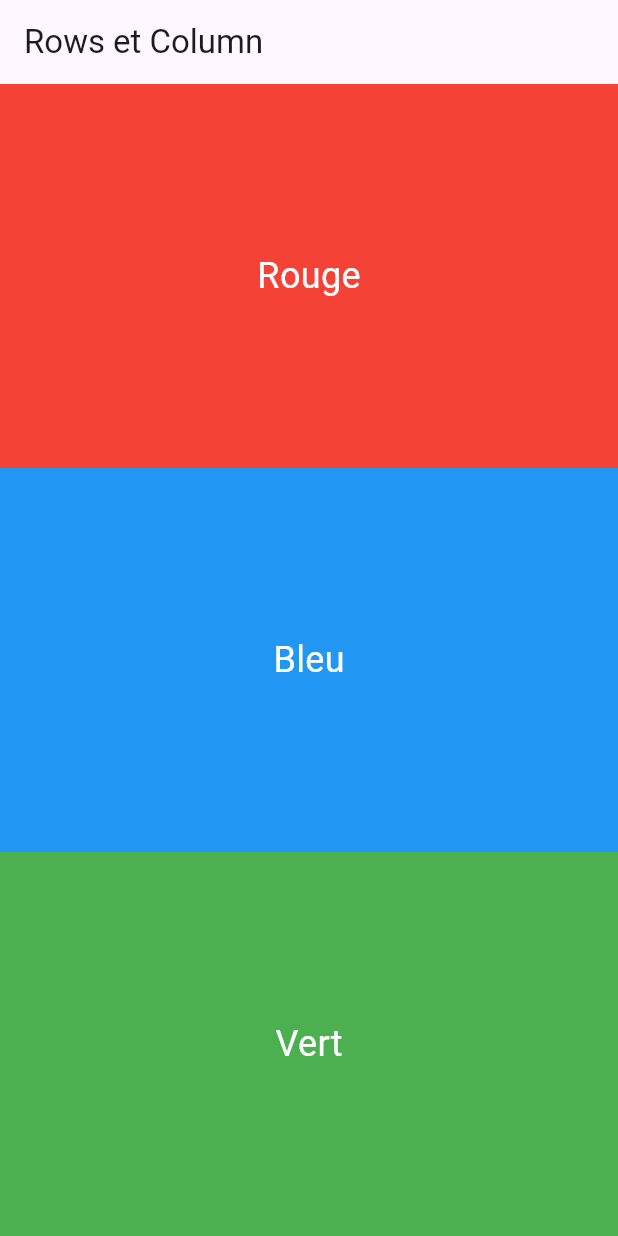
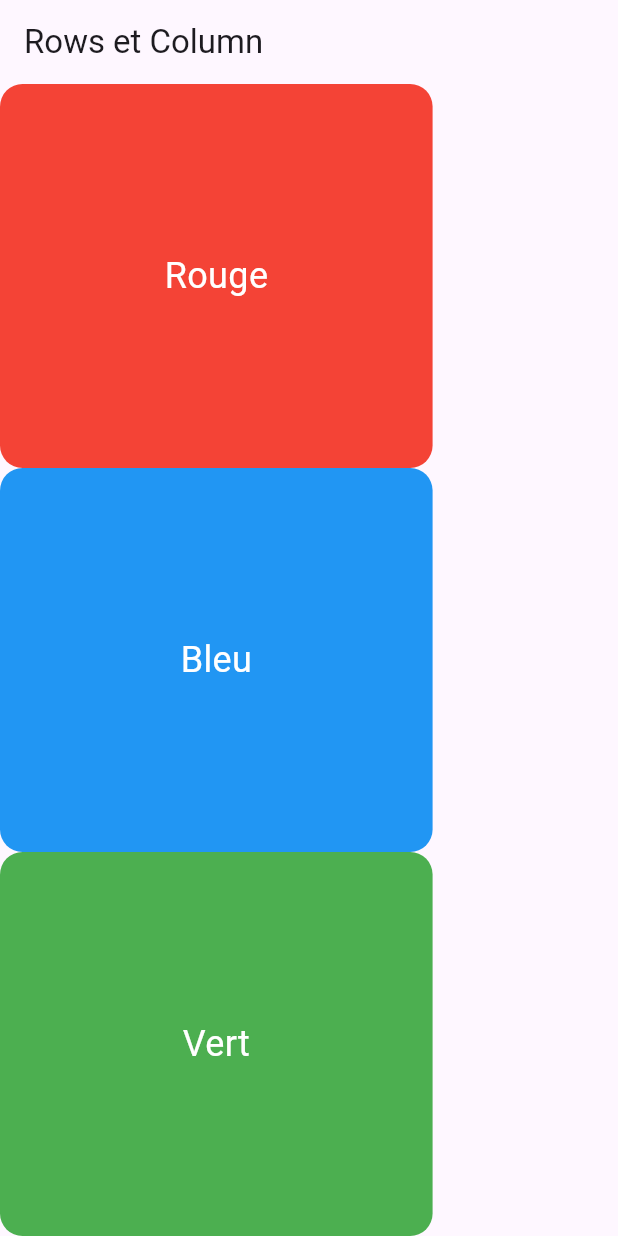
Before and after one commit to NoaDev69360/Project_Flutter, a Flutter app: the screen it shows after launch, on a phone screen of 412 x 824 dp. Run offline on Flutter 3.47's test engine with Material 3 defaults, Android fonts, the phone set to English and light mode, and no system bars.

Commit message:
2eme commit

```diff
--- a/lib/main.dart
+++ b/lib/main.dart
@@ -15,10 +15,16 @@ class MyWidget extends StatelessWidget {
   @override
   Widget build(BuildContext context) {
     return Column(
+      mainAxisAlignment: MainAxisAlignment.center,
       children: [
         Expanded(
+          child: FractionallySizedBox(
+            widthFactor: 0.7,
             child: Container(
+              decoration: BoxDecoration(
                 color: Colors.red,
+                borderRadius: BorderRadius.circular(15),
+              ),
               child: Center(
                 child: Text(
                   'Rouge',
@@ -27,9 +33,15 @@ class MyWidget extends StatelessWidget {
               ),
             ),
           ),
+        ),
         Expanded(
+          child: FractionallySizedBox(
+            widthFactor: 0.7,
             child: Container(
+              decoration: BoxDecoration(
                 color: Colors.blue,
+                borderRadius: BorderRadius.circular(15),
+              ),
               child: Center(
                 child: Text(
                   'Bleu',
@@ -38,9 +50,15 @@ class MyWidget extends StatelessWidget {
               ),
             ),
           ),
+        ),
         Expanded(
+          child: FractionallySizedBox(
+            widthFactor: 0.7,
             child: Container(
+              decoration: BoxDecoration(
                 color: Colors.green,
+                borderRadius: BorderRadius.circular(15),
+              ),
               child: Center(
                 child: Text(
                   'Vert',
@@ -49,6 +67,7 @@ class MyWidget extends StatelessWidget {
               ),
             ),
           ),
+        ),
       ],
     );
   }
```
Lines whose indentation alone changed are shown as unchanged.
